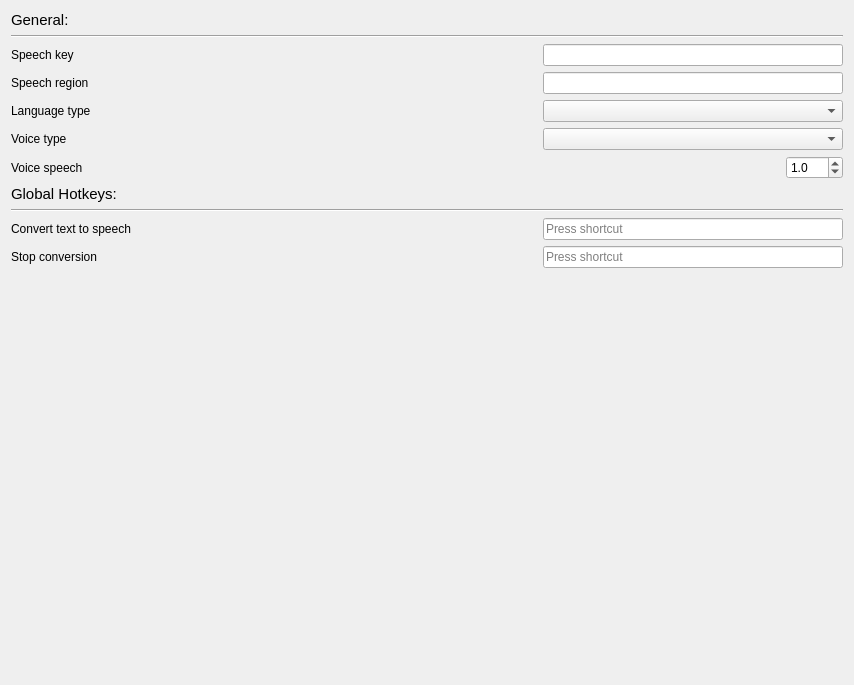
First picture: the form in SetWidget.ui, repository xujialiu/text-to-speech-app, before the edit.
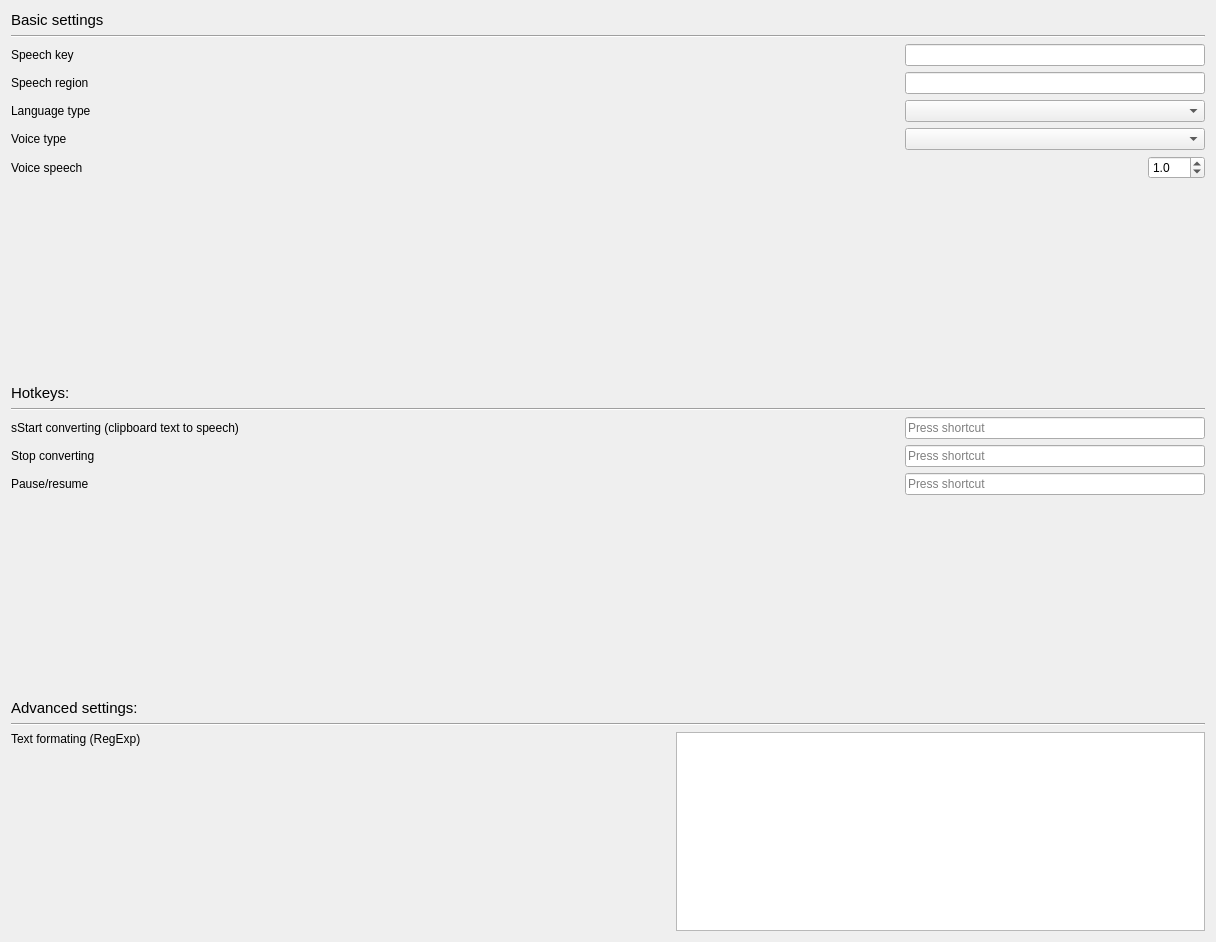
Second picture: the form after the edit.

Commit message: feat: change some widget names in setwidget

Patch:
```diff
--- a/SetWidget.ui
+++ b/SetWidget.ui
@@ -6,14 +6,14 @@
    <rect>
     <x>0</x>
     <y>0</y>
-    <width>854</width>
-    <height>685</height>
+    <width>1216</width>
+    <height>942</height>
    </rect>
   </property>
   <property name="windowTitle">
    <string>Form</string>
   </property>
-  <layout class="QVBoxLayout" name="verticalLayout">
+  <layout class="QVBoxLayout" name="verticalLayout_2">
    <item>
     <widget class="QLabel" name="label_10">
      <property name="font">
@@ -22,7 +22,7 @@
       </font>
      </property>
      <property name="text">
-      <string>General:</string>
+      <string>Basic settings</string>
      </property>
     </widget>
    </item>
@@ -218,6 +218,19 @@
      </item>
     </layout>
    </item>
+   <item>
+    <spacer name="verticalSpacer_3">
+     <property name="orientation">
+      <enum>Qt::Vertical</enum>
+     </property>
+     <property name="sizeHint" stdset="0">
+      <size>
+       <width>20</width>
+       <height>188</height>
+      </size>
+     </property>
+    </spacer>
+   </item>
    <item>
     <widget class="QLabel" name="label_9">
      <property name="font">
@@ -226,7 +239,7 @@
       </font>
      </property>
      <property name="text">
-      <string>Global Hotkeys:</string>
+      <string>Hotkeys:</string>
      </property>
     </widget>
    </item>
@@ -242,7 +255,7 @@
      <item>
       <widget class="QLabel" name="label_6">
        <property name="text">
-        <string>Convert text to speech</string>
+        <string>sStart converting (clipboard text to speech)</string>
        </property>
       </widget>
      </item>
@@ -282,7 +295,7 @@
      <item>
       <widget class="QLabel" name="label_8">
        <property name="text">
-        <string>Stop conversion</string>
+        <string>Stop converting</string>
        </property>
       </widget>
      </item>
@@ -318,18 +331,121 @@
     </layout>
    </item>
    <item>
-    <spacer name="verticalSpacer">
+    <layout class="QHBoxLayout" name="horizontalLayout_9">
+     <item>
+      <widget class="QLabel" name="label_11">
+       <property name="text">
+        <string>Pause/resume</string>
+       </property>
+      </widget>
+     </item>
+     <item>
+      <spacer name="horizontalSpacer_9">
+       <property name="orientation">
+        <enum>Qt::Horizontal</enum>
+       </property>
+       <property name="sizeHint" stdset="0">
+        <size>
+         <width>40</width>
+         <height>20</height>
+        </size>
+       </property>
+      </spacer>
+     </item>
+     <item>
+      <widget class="QKeySequenceEdit" name="keySequenceEdit_pause_resume">
+       <property name="sizePolicy">
+        <sizepolicy hsizetype="Fixed" vsizetype="Fixed">
+         <horstretch>0</horstretch>
+         <verstretch>0</verstretch>
+        </sizepolicy>
+       </property>
+       <property name="minimumSize">
+        <size>
+         <width>300</width>
+         <height>0</height>
+        </size>
+       </property>
+      </widget>
+     </item>
+    </layout>
+   </item>
+   <item>
+    <spacer name="verticalSpacer_2">
      <property name="orientation">
       <enum>Qt::Vertical</enum>
      </property>
      <property name="sizeHint" stdset="0">
       <size>
        <width>20</width>
-       <height>162</height>
+       <height>187</height>
       </size>
      </property>
     </spacer>
    </item>
+   <item>
+    <widget class="QLabel" name="label_12">
+     <property name="font">
+      <font>
+       <pointsize>11</pointsize>
+      </font>
+     </property>
+     <property name="text">
+      <string>Advanced settings:</string>
+     </property>
+    </widget>
+   </item>
+   <item>
+    <widget class="Line" name="line_3">
+     <property name="orientation">
+      <enum>Qt::Horizontal</enum>
+     </property>
+    </widget>
+   </item>
+   <item>
+    <layout class="QHBoxLayout" name="horizontalLayout_7">
+     <item>
+      <layout class="QVBoxLayout" name="verticalLayout">
+       <item>
+        <widget class="QLabel" name="label_7">
+         <property name="text">
+          <string>Text formating (RegExp)</string>
+         </property>
+        </widget>
+       </item>
+       <item>
+        <spacer name="verticalSpacer">
+         <property name="orientation">
+          <enum>Qt::Vertical</enum>
+         </property>
+         <property name="sizeHint" stdset="0">
+          <size>
+           <width>20</width>
+           <height>162</height>
+          </size>
+         </property>
+        </spacer>
+       </item>
+      </layout>
+     </item>
+     <item>
+      <spacer name="horizontalSpacer_7">
+       <property name="orientation">
+        <enum>Qt::Horizontal</enum>
+       </property>
+       <property name="sizeHint" stdset="0">
+        <size>
+         <width>40</width>
+         <height>20</height>
+        </size>
+       </property>
+      </spacer>
+     </item>
+     <item>
+      <widget class="QPlainTextEdit" name="plainTextEdit"/>
+     </item>
+    </layout>
+   </item>
   </layout>
  </widget>
  <resources/>
```
Left out of the diff: 4 changed lines with no effect on the pictures. The commit also changes 2 other files.
